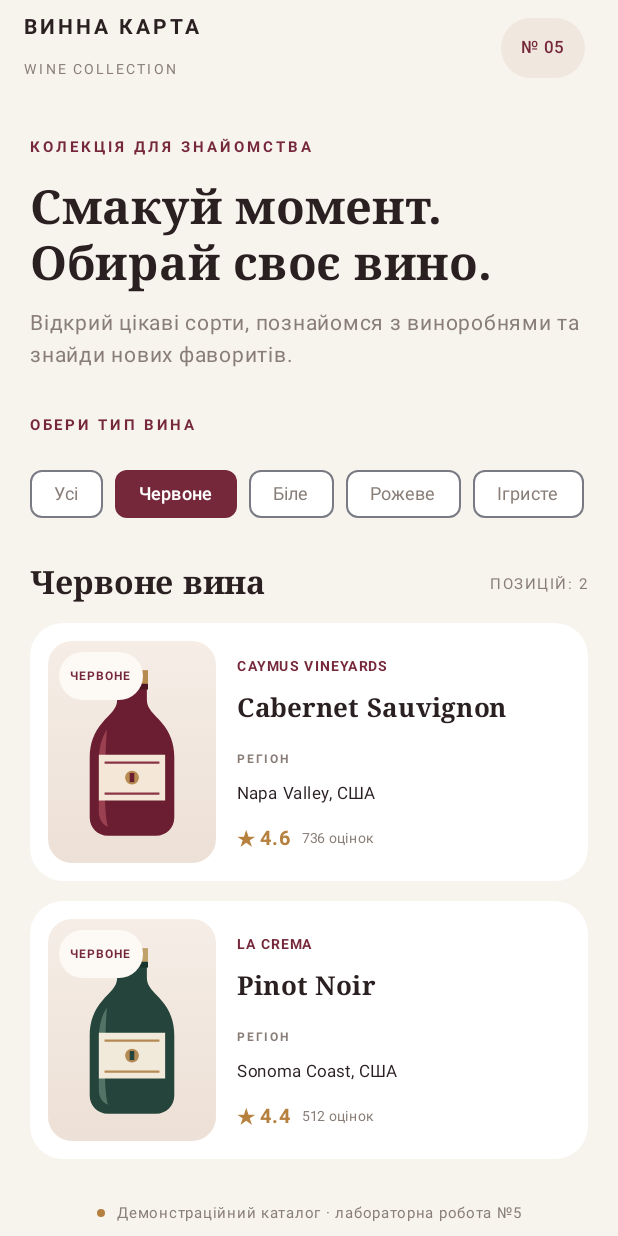
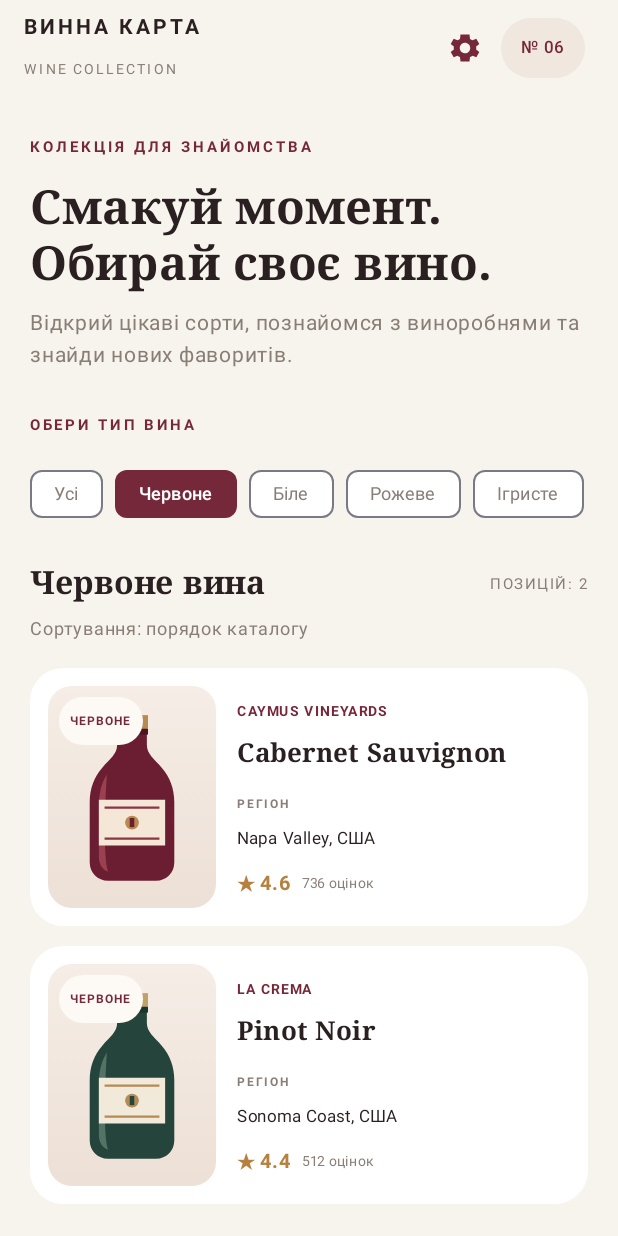
Before and after one commit to kosta223g/WineCard, an Android app built with Jetpack Compose: the screen it shows after launch (MainActivity), after a tap on "Червоне", on a phone screen of 412 x 824 dp. Run offline under Robolectric (Android 15) with nearby library versions, the phone set to English and light mode, and no system bars.

Commit message:
Lab 6: persist catalog rating sort in Preferences DataStore

```diff
--- a/app/build.gradle.kts
+++ b/app/build.gradle.kts
@@ -46,6 +46,7 @@ dependencies {
     implementation(libs.androidx.lifecycle.runtime.ktx)
     implementation(libs.androidx.lifecycle.viewmodel.compose)
     implementation(libs.androidx.navigation.compose)
+    implementation(libs.androidx.datastore.preferences)
     testImplementation(libs.junit)
     androidTestImplementation(platform(libs.androidx.compose.bom))
     androidTestImplementation(libs.androidx.compose.ui.test.junit4)
--- a/app/src/main/java/com/example/winecard/MainActivity.kt
+++ b/app/src/main/java/com/example/winecard/MainActivity.kt
@@ -31,6 +31,14 @@ import androidx.compose.material3.Text
 import androidx.compose.material3.TopAppBar
 import androidx.compose.material3.TopAppBarDefaults
 import androidx.compose.runtime.Composable
+import androidx.compose.runtime.collectAsState
+import androidx.compose.runtime.getValue
+import androidx.compose.runtime.remember
+import androidx.compose.runtime.rememberCoroutineScope
+import androidx.compose.ui.platform.LocalContext
+import kotlinx.coroutines.launch
+import androidx.compose.material3.Icon
+import androidx.compose.material3.IconButton
 import androidx.compose.ui.Alignment
 import androidx.compose.ui.Modifier
 import androidx.compose.ui.draw.clip
@@ -60,11 +68,13 @@ internal val WineGold = Color(0xFFB6813F)
 @Composable
 fun WineCatalogScreen(
     onItemClick: (Int) -> Unit,
+    onSettingsClick: () -> Unit,
+    sortByRating: Boolean,
     viewModel: WineCatalogViewModel
 ) {
     val uiState = viewModel.uiState
     val selectedCategory = uiState.selectedCategory
-    val filteredWines = uiState.filteredWines
+    val filteredWines = sortCatalogWines(uiState.filteredWines, sortByRating)
 
     Scaffold(
         containerColor = WineBackground,
@@ -88,13 +98,17 @@ fun WineCatalogScreen(
                     }
                 },
                 actions = {
+                    IconButton(onClick = onSettingsClick) {
+                        Icon(painter = painterResource(R.drawable.ic_wine_settings),
+                            contentDescription = "Налаштування", tint = WineBurgundy)
+                    }
                     Surface(
                         shape = RoundedCornerShape(50),
                         color = Color(0xFFF0E7DF),
                         modifier = Modifier.padding(end = 18.dp)
                     ) {
                         Text(
-                            text = "№ 05",
+                            text = "№ 06",
                             modifier = Modifier.padding(horizontal = 13.dp, vertical = 8.dp),
                             color = WineBurgundy,
                             fontSize = 11.sp,
@@ -187,6 +201,11 @@ fun WineCatalogScreen(
                 )
             }
 
+            Spacer(modifier = Modifier.height(6.dp))
+            Text(
+                text = if (sortByRating) "Сортування: від найвищого рейтингу" else "Сортування: порядок каталогу",
+                color = WineMuted, fontSize = 12.sp
+            )
             Spacer(modifier = Modifier.height(14.dp))
 
             if (filteredWines.isEmpty()) {
@@ -217,7 +236,7 @@ fun WineCatalogScreen(
                 )
                 Spacer(modifier = Modifier.width(8.dp))
                 Text(
-                    text = "Демонстраційний каталог · лабораторна робота №5",
+                    text = "Демонстраційний каталог · лабораторна робота №6",
                     color = WineMuted,
                     fontSize = 10.sp
                 )
@@ -449,16 +468,33 @@ fun WineCardApp() {
         // Activity-scoped ViewModel survives navigation and rotation.
         val catalogViewModel: WineCatalogViewModel = viewModel()
         val navController = rememberNavController()
+        val context = LocalContext.current.applicationContext
+        val settings = remember(context) { WineSettingsRepository(context) }
+        val sortByRating by settings.sortByRating.collectAsState(initial = null)
+        val scope = rememberCoroutineScope()
 
         NavHost(navController = navController, startDestination = "catalog") {
             composable("catalog") {
                 WineCatalogScreen(
                     viewModel = catalogViewModel,
+                    sortByRating = sortByRating ?: DEFAULT_SORT_BY_RATING,
+                    onSettingsClick = {
+                        navController.navigate("settings") { launchSingleTop = true }
+                    },
                     onItemClick = { id ->
                         navController.navigate("details/$id") {
                             launchSingleTop = true
                         }
                     }
+                )
+            }
+            composable("settings") {
+                WineSettingsScreen(
+                    sortByRating = sortByRating,
+                    onSortChanged = { enabled ->
+                        scope.launch { settings.setSortByRating(enabled) }
+                    },
+                    onBackClick = { navController.popBackStack() }
                 )
             }
             composable(
--- /dev/null
+++ b/app/src/main/java/com/example/winecard/WineSettingsRepository.kt
@@ -0,0 +1,34 @@
+package com.example.winecard
+
+import android.content.Context
+import androidx.datastore.preferences.core.booleanPreferencesKey
+import androidx.datastore.preferences.core.edit
+import androidx.datastore.preferences.core.emptyPreferences
+import androidx.datastore.preferences.preferencesDataStore
+import kotlinx.coroutines.flow.Flow
+import kotlinx.coroutines.flow.catch
+import kotlinx.coroutines.flow.map
+import java.io.IOException
+
+// One delegate for the entire application.
+private val Context.wineSettingsDataStore by preferencesDataStore(name = "wine_settings")
+private val SORT_BY_RATING = booleanPreferencesKey("sort_by_rating")
+const val DEFAULT_SORT_BY_RATING = false
+
+class WineSettingsRepository(context: Context) {
+    private val store = context.applicationContext.wineSettingsDataStore
+
+    val sortByRating: Flow<Boolean> = store.data
+        .catch { error ->
+            if (error is IOException) emit(emptyPreferences()) else throw error
+        }
+        .map { preferences -> preferences[SORT_BY_RATING] ?: DEFAULT_SORT_BY_RATING }
+
+    suspend fun setSortByRating(enabled: Boolean) {
+        store.edit { preferences -> preferences[SORT_BY_RATING] = enabled }
+    }
+}
+
+internal fun sortCatalogWines(wines: List<Wine>, enabled: Boolean): List<Wine> =
+    if (enabled) wines.sortedByDescending { it.rating.average.toDoubleOrNull() ?: Double.NEGATIVE_INFINITY }
+    else wines
--- /dev/null
+++ b/app/src/main/res/drawable/ic_wine_settings.xml
@@ -0,0 +1,4 @@
+<vector xmlns:android="http://schemas.android.com/apk/res/android"
+    android:width="24dp" android:height="24dp" android:viewportWidth="24" android:viewportHeight="24">
+    <path android:fillColor="#76283B" android:pathData="M19.43,12.98c0.04,-0.32 0.07,-0.65 0.07,-0.98s-0.03,-0.66 -0.08,-0.98l2.11,-1.65 -2,-3.46 -2.49,1c-0.52,-0.4 -1.08,-0.73 -1.69,-0.98L15,3h-6l-0.35,2.93c-0.61,0.25 -1.17,0.58 -1.69,0.98l-2.49,-1 -2,3.46 2.11,1.65c-0.05,0.32 -0.08,0.65 -0.08,0.98s0.03,0.66 0.08,0.98l-2.11,1.65 2,3.46 2.49,-1c0.52,0.4 1.08,0.73 1.69,0.98L9,21h6l0.35,-2.93c0.61,-0.25 1.17,-0.58 1.69,-0.98l2.49,1 2,-3.46zM12,15.5a3.5,3.5 0,1 1,0 -7,3.5 3.5,0 0 1,0 7z" android:fillType="evenOdd"/>
+</vector>
--- a/gradle/libs.versions.toml
+++ b/gradle/libs.versions.toml
@@ -11,7 +11,10 @@ composeBom = "2026.02.01"
 
 navigationCompose = "2.7.7"
 
+datastorePreferences = "1.1.1"
+
 [libraries]
+androidx-datastore-preferences = { group = "androidx.datastore", name = "datastore-preferences", version.ref = "datastorePreferences" }
 androidx-navigation-compose = { group = "androidx.navigation", name = "navigation-compose", version.ref = "navigationCompose" }
 androidx-core-ktx = { group = "androidx.core", name = "core-ktx", version.ref = "coreKtx" }
 junit = { group = "junit", name = "junit", version.ref = "junit" }
```
Also changed, not shown: app/src/main/java/com/example/winecard/WineSettingsScreen.kt (added, +71 -0 lines), 2 other files.
